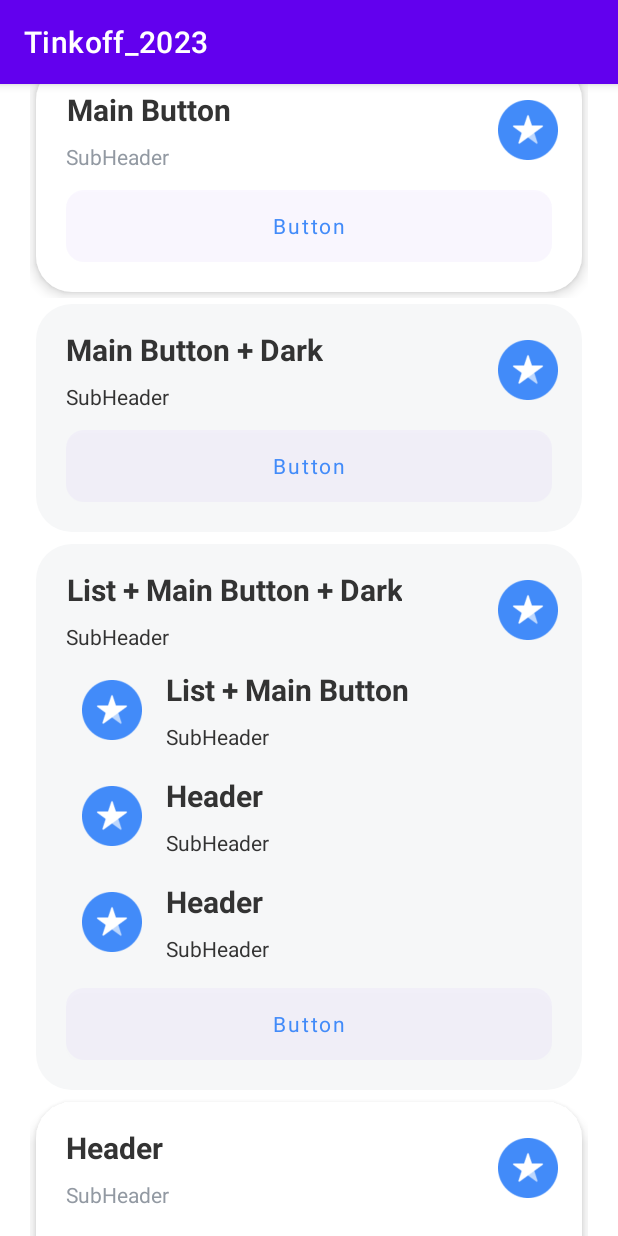
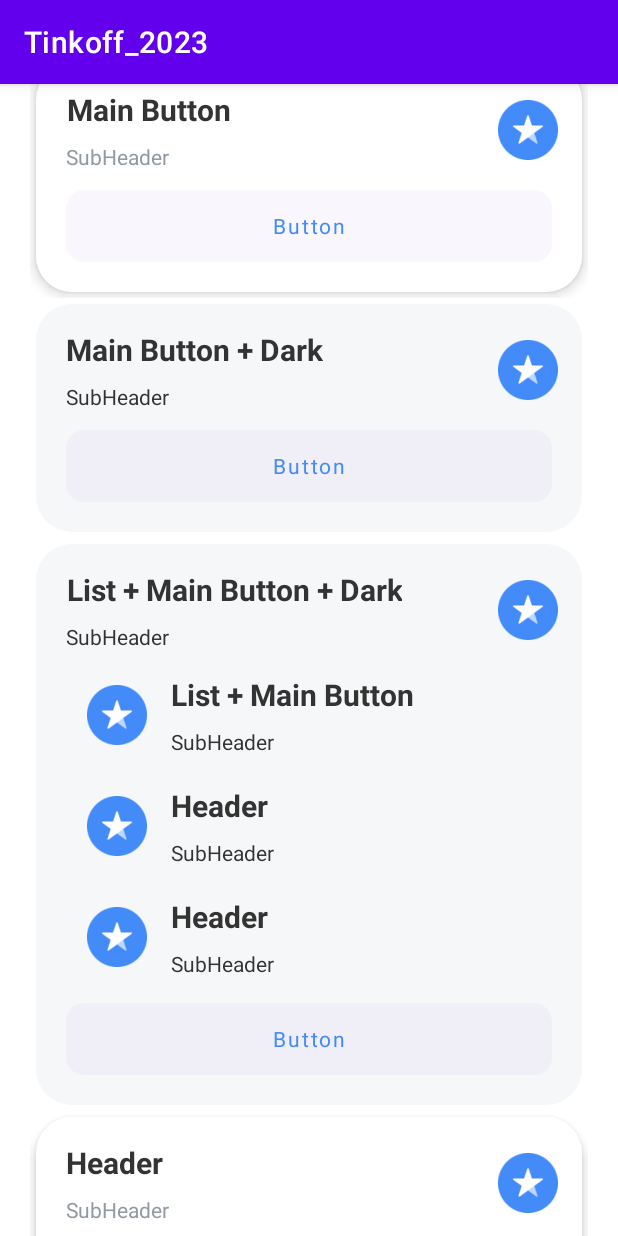
Before and after one commit to ELOVSKIY/Tinkoff_2023, an Android app: the screen it shows after launch (MainActivity), scrolled down 537 dp, on a phone screen of 412 x 824 dp. Run offline under Robolectric (Android 15) with nearby library versions, the phone set to English and light mode, and no system bars.

Commit message:
improve horizontal

```diff
--- a/design-system/src/main/java/com/helicoptera/design/view/PerfectView.kt
+++ b/design-system/src/main/java/com/helicoptera/design/view/PerfectView.kt
@@ -159,17 +159,27 @@ class PerfectView @JvmOverloads constructor(
         content.setPadding(10, 10, 12, 0)
         content.elevation = 0F
         val measure = 140.toPx(context)
+        val padding = 12.toPx(context)
         content.layoutParams = LayoutParams(measure, measure)
         content.requestLayout()
 
-
         val iconTextContainer = perfectView.findViewById<LinearLayout>(R.id.icon_text_container)
         iconTextContainer.orientation = VERTICAL
+        iconTextContainer.setPadding(padding, padding, padding, padding)
+
+        val textContainer = perfectView.findViewById<LinearLayout>(R.id.text_container)
+        textContainer.layoutParams = LayoutParams(measure, ViewGroup.LayoutParams.WRAP_CONTENT)
+
+        //to reset margins
+        val icon = perfectView.findViewById<ImageView>(R.id.icon)
+        val iconLayoutParams = icon.layoutParams
+        icon.layoutParams = LayoutParams(iconLayoutParams.width, iconLayoutParams.height)
     }
 
     private fun processVerticalChild(perfectView: PerfectView) {
         val content = perfectView.findViewById<LinearLayout>(R.id.content)
-        content.setPadding(10, 10, 0, 0)
+        val padding = 10.toPx(context)
+        content.setPadding(padding, padding, 0, 0)
         content.background = null
         content.elevation = 0F
     }
--- a/design-system/src/main/res/layout/perfect_view.xml
+++ b/design-system/src/main/res/layout/perfect_view.xml
@@ -23,6 +23,7 @@
             android:orientation="horizontal">
 
             <LinearLayout
+                android:id="@+id/text_container"
                 android:layout_width="0dp"
                 android:layout_height="56sp"
                 android:layout_weight="1"
```
